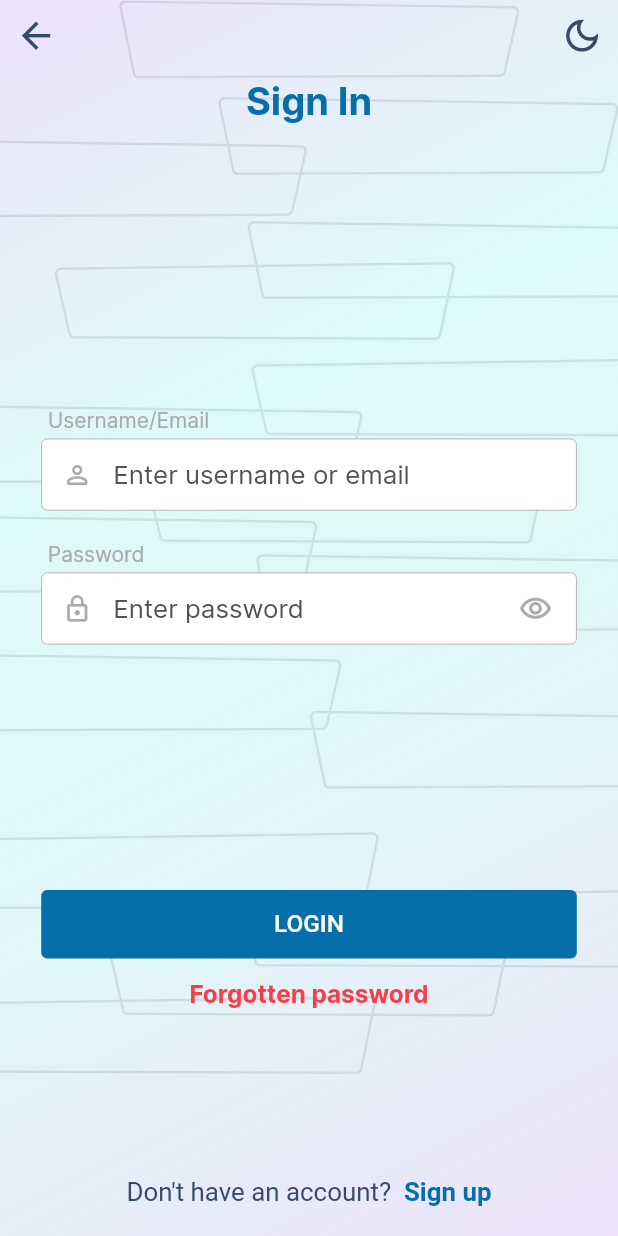
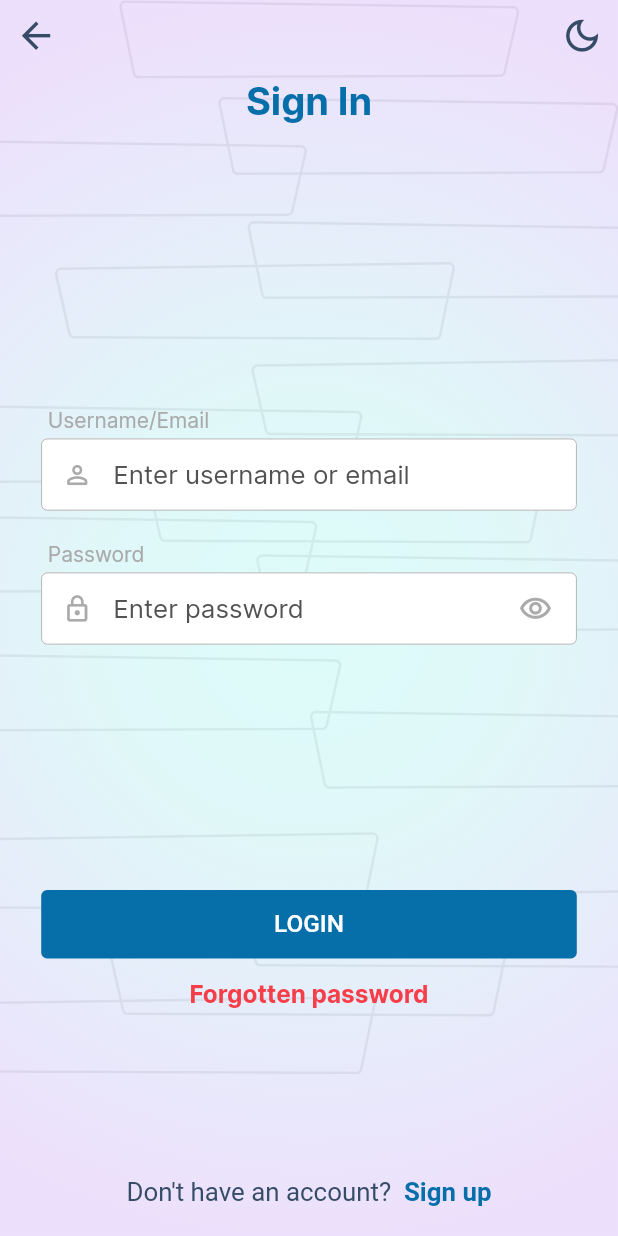
Before and after one commit to lappiahnuamah/Full-Android-Fastlane-Pipeline, a Flutter app: the screen it shows after launch, after a tap on "Login", on a phone screen of 412 x 824 dp. Run offline on Flutter 3.47's test engine with Material 3 defaults, Android fonts, the phone set to English and light mode, and no system bars; drawn by our look-alikes of overlay_support; our stand-ins replace connectivity_plus, device_info_plus, dio, equatable, firebase_core, firebase_messaging and 9 more; missing offline and left inert: flame_audio, libphonenumber_plugin; accounts and stored records are empty; network calls fail.

Commit message:
New updates

```diff
--- a/lib/resources/app_colors.dart
+++ b/lib/resources/app_colors.dart
@@ -92,4 +92,11 @@ class AppColors {
     const Color(0xFFD9FFFD).withOpacity(.5),
     const Color(0xFFF8D7EF).withOpacity(.5),
   ];
+
+  ////Perfect Gradients //////
+  ///
+  static const List<Color> loginBackGradient = [
+    Color(0xFFD9FFFD),
+    Color(0xFFF8D7EF),
+  ];
 }
--- /dev/null
+++ b/lib/resources/app_gradients.dart
@@ -0,0 +1,16 @@
+import 'package:flutter/material.dart';
+
+class AppGradients {
+  ////
+  ///
+  static final landingGradient = RadialGradient(
+    center: Alignment(0.0, 0.0), // Center of the container
+    radius: 1.0, // Define the size of the gradient
+    colors: [
+      Color(0xFFD9FFFD),
+      Color(0xFFDEF9FB),
+      Color(0xFFEEDCFF),
+    ],
+    stops: [0.0, 0.375, 1.0],
+  );
+}
--- a/lib/screens/authentication/change_display_name.dart
+++ b/lib/screens/authentication/change_display_name.dart
@@ -6,6 +6,7 @@ import 'package:savyminds/functions/auth/auth_functions.dart';
 import 'package:savyminds/functions/auth/profile_functions.dart';
 import 'package:savyminds/providers/user_details_provider.dart';
 import 'package:savyminds/resources/app_colors.dart';
+import 'package:savyminds/resources/app_gradients.dart';
 import 'package:savyminds/screens/bottom_nav/custom_bottom_nav.dart';
 import 'package:savyminds/utils/validator.dart';
 import 'package:savyminds/widgets/custom_button.dart';
@@ -39,6 +40,7 @@ class _ChangeDisplayNameState extends State<ChangeDisplayName> {
       canPop: false,
       child: PageTemplate(
           pageTitle: 'Change Display Name',
+          backgroundGradient: AppGradients.landingGradient,
           child: Padding(
             padding: EdgeInsets.symmetric(
                 horizontal: d.pSW(25), vertical: d.pSH(16)),
--- a/lib/screens/authentication/email_verification.dart
+++ b/lib/screens/authentication/email_verification.dart
@@ -7,6 +7,7 @@ import 'package:savyminds/constants.dart';
 import 'package:savyminds/functions/auth/auth_functions.dart';
 import 'package:savyminds/models/error_response.dart';
 import 'package:savyminds/resources/app_colors.dart';
+import 'package:savyminds/resources/app_gradients.dart';
 import 'package:savyminds/screens/authentication/reset_password.dart';
 import 'package:savyminds/utils/validator.dart';
 import 'package:savyminds/widgets/load_indicator.dart';
@@ -44,6 +45,7 @@ class _EmailVerificationState extends State<EmailVerification> {
     d.init(context);
     return PageTemplate(
       pageTitle: "Email Verification",
+      backgroundGradient: AppGradients.landingGradient,
       child: Stack(
         children: [
           SizedBox(
--- a/lib/screens/authentication/forgot_password.dart
+++ b/lib/screens/authentication/forgot_password.dart
@@ -4,6 +4,7 @@ import 'package:flutter/material.dart';
 import 'package:savyminds/constants.dart';
 import 'package:savyminds/functions/auth/auth_functions.dart';
 import 'package:savyminds/models/error_response.dart';
+import 'package:savyminds/resources/app_gradients.dart';
 import 'package:savyminds/utils/validator.dart';
 import 'package:savyminds/widgets/custom_button.dart';
 import 'package:savyminds/widgets/custom_textfeild_with_label.dart';
@@ -36,6 +37,7 @@ class _ForgotPasswordState extends State<ForgotPassword> {
     d.init(context);
     return PageTemplate(
       pageTitle: "Forgot Password",
+      backgroundGradient: AppGradients.landingGradient,
       child: SafeArea(
         child: Stack(
           children: [
--- a/lib/screens/authentication/login.dart
+++ b/lib/screens/authentication/login.dart
@@ -14,6 +14,7 @@ import 'package:savyminds/models/error_response.dart';
 import 'package:savyminds/providers/dark_theme_provider.dart';
 import 'package:savyminds/providers/user_details_provider.dart';
 import 'package:savyminds/resources/app_colors.dart';
+import 'package:savyminds/resources/app_gradients.dart';
 import 'package:savyminds/screens/authentication/email_verification.dart';
 import 'package:savyminds/screens/authentication/forgot_password.dart';
 import 'package:savyminds/screens/authentication/login_options_screen.dart';
@@ -72,7 +73,9 @@ class _LoginState extends State<Login> {
               key: _scaffoldKey,
               body: Stack(
                 children: [
-                  const GameBackground(),
+                  GameBackground(
+                    backgroundGradient: AppGradients.landingGradient,
+                  ),
                   SafeArea(
                     child: SingleChildScrollView(
                       child: SizedBox(
--- a/lib/screens/authentication/login_options_screen.dart
+++ b/lib/screens/authentication/login_options_screen.dart
@@ -5,9 +5,8 @@ import 'package:flutter_svg/svg.dart';
 import 'package:provider/provider.dart';
 import 'package:savyminds/constants.dart';
 import 'package:savyminds/functions/auth/auth_functions.dart';
-import 'package:savyminds/providers/dark_theme_provider.dart';
 import 'package:savyminds/providers/user_details_provider.dart';
-import 'package:savyminds/resources/app_colors.dart';
+import 'package:savyminds/resources/app_gradients.dart';
 import 'package:savyminds/resources/app_images.dart';
 import 'package:savyminds/screens/authentication/change_display_name.dart';
 import 'package:savyminds/screens/authentication/login.dart';
@@ -31,12 +30,13 @@ class _LoginOptionsScreenState extends State<LoginOptionsScreen> {
   bool isLoading = false;
   @override
   Widget build(BuildContext context) {
-    Brightness bright = Theme.of(context).brightness;
+    ///  Brightness bright = Theme.of(context).brightness;
 
     return PopScope(
       canPop: false,
       child: PageTemplate(
         hasTopNav: false,
+        backgroundGradient: AppGradients.landingGradient,
         child: Stack(
           children: [
             Padding(
--- a/lib/screens/authentication/reset_password.dart
+++ b/lib/screens/authentication/reset_password.dart
@@ -4,6 +4,7 @@ import 'package:flutter/material.dart';
 import 'package:savyminds/constants.dart';
 import 'package:savyminds/functions/auth/auth_functions.dart';
 import 'package:savyminds/resources/app_colors.dart';
+import 'package:savyminds/resources/app_gradients.dart';
 import 'package:savyminds/utils/validator.dart';
 import 'package:savyminds/widgets/custom_button.dart';
 import 'package:savyminds/widgets/custom_textfeild.dart';
@@ -39,6 +40,7 @@ class _ResetPasswordState extends State<ResetPassword> {
     d.init(context);
     return PageTemplate(
       pageTitle: "Reset Password",
+      backgroundGradient: AppGradients.landingGradient,
       child: SafeArea(
         child: Stack(
           children: [
@@ -49,7 +51,7 @@ class _ResetPasswordState extends State<ResetPassword> {
                 key: _passwordFormKey,
                 child: SingleChildScrollView(
                   child: Column(children: [
-                    ////////////////////////////////////////////////////////////////////
+                    ////////////////////////////////////////////////////////
                     //////////////(-Setting new password -)/////////////////
 
                     Text(
@@ -124,7 +126,6 @@ class _ResetPasswordState extends State<ResetPassword> {
                     SizedBox(
                       height: d.pSH(30),
                     ),
-
 
                     Text(
                       "Your password must have at least 8 characters | 1 uppercase letter |\n 1 lowercase letter | 1 number | 1 symbol",
--- a/lib/screens/authentication/splashscreen.dart
+++ b/lib/screens/authentication/splashscreen.dart
@@ -15,6 +15,7 @@ import 'package:savyminds/functions/games/game_function.dart';
 import 'package:savyminds/models/auth/app_user.dart';
 import 'package:savyminds/providers/dark_theme_provider.dart';
 import 'package:savyminds/providers/user_details_provider.dart';
+import 'package:savyminds/resources/app_gradients.dart';
 import 'package:savyminds/resources/app_images.dart';
 import 'package:savyminds/screens/authentication/login_options_screen.dart';
 import 'package:savyminds/screens/bottom_nav/custom_bottom_nav.dart';
@@ -57,7 +58,9 @@ class _SplashScreenState extends State<SplashScreen> {
     return Scaffold(
       body: Stack(
         children: [
-          const GameBackground(),
+          GameBackground(
+            backgroundGradient: AppGradients.landingGradient,
+          ),
           /////////////////////////////////////////
           /////////////// TERATECK SOLUTIONS ////////////////
           Align(
--- a/lib/screens/game/game/components/game_background.dart
+++ b/lib/screens/game/game/components/game_background.dart
@@ -4,9 +4,14 @@ import 'package:flutter_svg/flutter_svg.dart';
 import 'package:savyminds/resources/app_images.dart';
 
 class GameBackground extends StatelessWidget {
-  const GameBackground({super.key, this.leftPosition, this.rightPosition});
+  const GameBackground(
+      {super.key,
+      this.leftPosition,
+      this.rightPosition,
+      this.backgroundGradient});
   final double? leftPosition;
   final double? rightPosition;
+  final Gradient? backgroundGradient;
 
   @override
   Widget build(BuildContext context) {
@@ -33,57 +38,24 @@ class GameBackground extends StatelessWidget {
           ),
         ),
         Opacity(
-          opacity: 0.7,
+          opacity: 0.8,
           child: Container(
             width: double.infinity,
             height: double.maxFinite,
             decoration: BoxDecoration(
-              gradient: LinearGradient(
-                begin: Alignment.topLeft,
-                end: Alignment.bottomRight,
-                colors: bright == Brightness.dark
-                    ? [
-                        const Color(0xFF2E2E2E).withOpacity(0),
-                        const Color(0xFF2E2E2E),
-                      ]
-                    : [
-                        // 313.54% 70.71% at 50% 50%,
-                        const Color(0xFFEEDCFF), //100%)
-                        const Color(0xFFD9FFFD), //0%,
-                        const Color(0xFFDEF9FB), //41.15%,
-                        const Color(0xFFEEDCFF) //100%)
-
-                        ////
-                        ///linear-gradient
-                        ///(0deg, var(--dark_overlay, #2E2E2E) 0%, var(--dark_overlay, #2E2E2E) 100%),
-                        ///radial-gradient(313.54% 70.71% at 50% 50%, #D9FFFD 0%, #DEF9FB 41.15%, #FFDCED 100%)
-                      ],
-              ),
+              gradient: backgroundGradient ??
+                  LinearGradient(
+                    begin: Alignment(-1.0, -0.5),
+                    end: Alignment(1.0, 0.5),
+                    colors: [
+                      Color(0xFFDEFEFC),
+                      Color(0xFFF2E5FF),
+                    ],
+                    stops: [-0.0884, 1.0],
+                  ),
             ),
           ),
         ),
-        // if (bright == Brightness.dark)
-        //   Opacity(
-        //     opacity: .1,
-        //     child: Container(
-        //       width: double.infinity,
-        //       height: double.maxFinite,
-        //       decoration: BoxDecoration(
-        //         gradient: RadialGradient(
-        //           colors: [
-        //             // 313.54% 70.71% at 50% 50%,3
-        //             const Color(0xFFD9FFFD).withOpacity(0), //100%)
-        //             const Color(0xFFDEF9FB).withOpacity(0.41), //0%,
-        //             const Color(0xFFFFDCED),
-        //             const Color(0xFF2E2E2E).withOpacity(0),
-        //             //41.15%,
-
-        //             ///radial-gradient(313.54% 70.71% at 50% 50%, #D9FFFD 0%, #DEF9FB 41.15%, #FFDCED 100%)
-        //           ],
-        //         ),
-        //       ),
-        //     ),
-        //   ),
       ],
     );
   }
--- a/lib/widgets/custom_stepper.dart
+++ b/lib/widgets/custom_stepper.dart
@@ -1,5 +1,6 @@
 import 'package:flutter/material.dart';
 import 'package:savyminds/constants.dart';
+import 'package:savyminds/resources/app_gradients.dart';
 import 'package:savyminds/screens/game/game/components/game_background.dart';
 
 enum HalloaStepState {
@@ -288,7 +289,9 @@ class StepperState extends State<HalloaStepper> with TickerProviderStateMixin {
       resizeToAvoidBottomInset: false,
       body: Stack(
         children: [
-          const GameBackground(),
+          GameBackground(
+            backgroundGradient: AppGradients.landingGradient,
+          ),
           SafeArea(
             child: Column(
               children: [
--- a/lib/widgets/page_template.dart
+++ b/lib/widgets/page_template.dart
@@ -56,6 +56,7 @@ class PageTemplate extends StatefulWidget {
       this.bottomNavigationBar,
       this.backgroundLeftPosition,
       this.backgroundRightPosition,
+      this.backgroundGradient,
       this.showStatusBar = true})
       : super(key: key);
 
@@ -104,6 +105,7 @@ class PageTemplate extends StatefulWidget {
   final bool showStatusBar;
   final double? backgroundLeftPosition;
   final double? backgroundRightPosition;
+  final Gradient? backgroundGradient;
 
   @override
   State<PageTemplate> createState() => _PageTemplateState();
@@ -144,6 +146,7 @@ class _PageTemplateState extends State<PageTemplate> {
                 GameBackground(
                   leftPosition: widget.backgroundLeftPosition,
                   rightPosition: widget.backgroundRightPosition,
+                  backgroundGradient: widget.backgroundGradient,
                 ),
                 SafeArea(
                   child: Container(
```
Also changed, not shown: lib/screens/records/record_pages/category_ranks.dart (+4 -9 lines), lib/screens/records/record_pages/contest_ranks.dart (+6 -8 lines), lib/screens/records/record_pages/solo_quest_ranks.dart (+50 -13 lines), lib/screens/records/record_ranks.dart (+10 -52 lines), lib/screens/solo_quest/training_mode/training_mode_game_page.dart (+15 -3 lines), lib/screens/solo_quest/training_mode/training_mode_submit_page.dart (+9 -7 lines), lib/widgets/game_page_background.dart (+25 -1 lines), lib/widgets/mystery_box_open.dart (+17 -14 lines).
